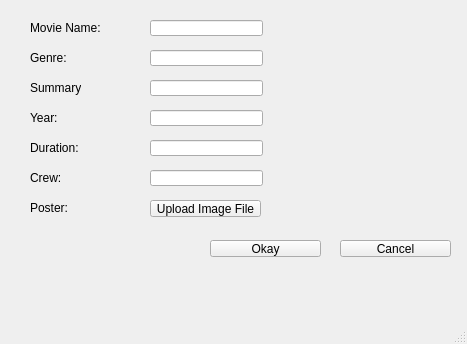
Before: the Qt Designer form Screens/Proposal_screen_h.ui in AsgharAZ/CEflix---A-Database-Project, drawn with Qt 5.
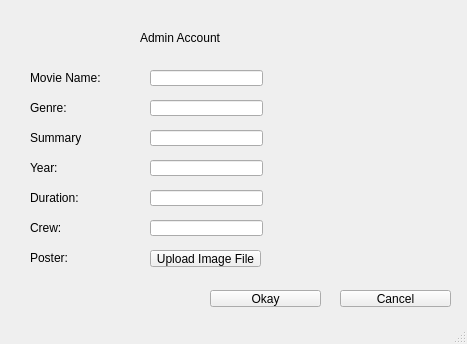
After: the same form once the commit is applied. Icons and pictures are not drawn.

```diff
--- a/Screens/Proposal_screen_h.ui
+++ b/Screens/Proposal_screen_h.ui
@@ -21,7 +21,7 @@
     <property name="geometry">
      <rect>
       <x>30</x>
-      <y>20</y>
+      <y>70</y>
       <width>91</width>
       <height>16</height>
      </rect>
@@ -37,7 +37,7 @@
     <property name="geometry">
      <rect>
       <x>150</x>
-      <y>110</y>
+      <y>160</y>
       <width>113</width>
       <height>16</height>
      </rect>
@@ -53,7 +53,7 @@
     <property name="geometry">
      <rect>
       <x>150</x>
-      <y>20</y>
+      <y>70</y>
       <width>113</width>
       <height>16</height>
      </rect>
@@ -69,7 +69,7 @@
     <property name="geometry">
      <rect>
       <x>150</x>
-      <y>50</y>
+      <y>100</y>
       <width>113</width>
       <height>16</height>
      </rect>
@@ -85,7 +85,7 @@
     <property name="geometry">
      <rect>
       <x>150</x>
-      <y>80</y>
+      <y>130</y>
       <width>113</width>
       <height>16</height>
      </rect>
@@ -101,7 +101,7 @@
     <property name="geometry">
      <rect>
       <x>150</x>
-      <y>140</y>
+      <y>190</y>
       <width>113</width>
       <height>16</height>
      </rect>
@@ -117,7 +117,7 @@
     <property name="geometry">
      <rect>
       <x>150</x>
-      <y>170</y>
+      <y>220</y>
       <width>113</width>
       <height>16</height>
      </rect>
@@ -133,7 +133,7 @@
     <property name="geometry">
      <rect>
       <x>30</x>
-      <y>50</y>
+      <y>100</y>
       <width>51</width>
       <height>16</height>
      </rect>
@@ -149,7 +149,7 @@
     <property name="geometry">
      <rect>
       <x>30</x>
-      <y>80</y>
+      <y>130</y>
       <width>51</width>
       <height>16</height>
      </rect>
@@ -165,7 +165,7 @@
     <property name="geometry">
      <rect>
       <x>30</x>
-      <y>110</y>
+      <y>160</y>
       <width>51</width>
       <height>16</height>
      </rect>
@@ -181,7 +181,7 @@
     <property name="geometry">
      <rect>
       <x>30</x>
-      <y>140</y>
+      <y>190</y>
       <width>51</width>
       <height>16</height>
      </rect>
@@ -197,7 +197,7 @@
     <property name="geometry">
      <rect>
       <x>30</x>
-      <y>170</y>
+      <y>220</y>
       <width>51</width>
       <height>16</height>
      </rect>
@@ -213,7 +213,7 @@
     <property name="geometry">
      <rect>
       <x>30</x>
-      <y>200</y>
+      <y>250</y>
       <width>51</width>
       <height>16</height>
      </rect>
@@ -229,7 +229,7 @@
     <property name="geometry">
      <rect>
       <x>150</x>
-      <y>200</y>
+      <y>250</y>
       <width>111</width>
       <height>17</height>
      </rect>
@@ -245,7 +245,7 @@
     <property name="geometry">
      <rect>
       <x>340</x>
-      <y>240</y>
+      <y>290</y>
       <width>111</width>
       <height>17</height>
      </rect>
@@ -261,7 +261,7 @@
     <property name="geometry">
      <rect>
       <x>210</x>
-      <y>240</y>
+      <y>290</y>
       <width>111</width>
       <height>17</height>
      </rect>
@@ -273,6 +273,44 @@
      <string>Okay</string>
     </property>
    </widget>
+   <widget class="QLabel" name="label_8">
+    <property name="geometry">
+     <rect>
+      <x>10</x>
+      <y>10</y>
+      <width>51</width>
+      <height>51</height>
+     </rect>
+    </property>
+    <property name="styleSheet">
+     <string/>
+    </property>
+    <property name="text">
+     <string/>
+    </property>
+    <property name="pixmap">
+     <pixmap>CE FLIX_whit.png</pixmap>
+    </property>
+    <property name="scaledContents">
+     <bool>true</bool>
+    </property>
+   </widget>
+   <widget class="QLabel" name="label_12">
+    <property name="geometry">
+     <rect>
+      <x>140</x>
+      <y>30</y>
+      <width>181</width>
+      <height>16</height>
+     </rect>
+    </property>
+    <property name="styleSheet">
+     <string notr="true">font: 87 16pt &quot;Segoe UI Black&quot;;</string>
+    </property>
+    <property name="text">
+     <string>Admin Account</string>
+    </property>
+   </widget>
   </widget>
   <widget class="QMenuBar" name="menubar">
    <property name="geometry">
```
